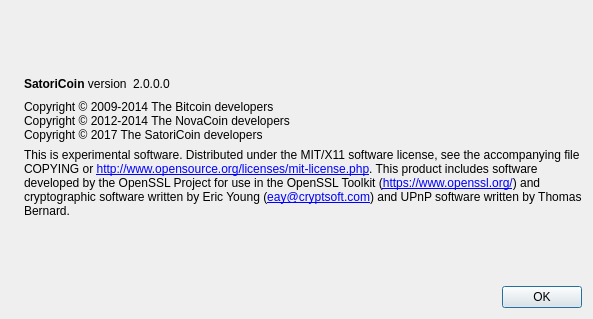
This is src/qt/forms/aboutdialog.ui in MyCryptoCoins/Helium as Qt 5 draws it before an edit. The edited form follows.
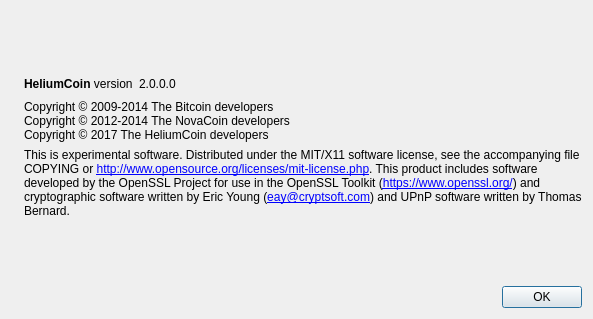
This is the edited form. Icons and pictures are not drawn.

Diff of the .ui file:
```diff
--- a/src/qt/forms/aboutdialog.ui
+++ b/src/qt/forms/aboutdialog.ui
@@ -50,7 +50,7 @@
           <cursorShape>IBeamCursor</cursorShape>
          </property>
          <property name="text">
-          <string>&lt;b&gt;SatoriCoin&lt;/b&gt; version</string>
+          <string>&lt;b&gt;HeliumCoin&lt;/b&gt; version</string>
          </property>
          <property name="textInteractionFlags">
           <set>Qt::LinksAccessibleByMouse|Qt::TextSelectableByKeyboard|Qt::TextSelectableByMouse</set>
@@ -93,7 +93,7 @@
        <property name="text">
         <string>Copyright © 2009-2014 The Bitcoin developers
 Copyright © 2012-2014 The NovaCoin developers
-Copyright © 2017 The SatoriCoin developers</string>
+Copyright © 2017 The HeliumCoin developers</string>
        </property>
        <property name="textInteractionFlags">
         <set>Qt::LinksAccessibleByMouse|Qt::TextSelectableByKeyboard|Qt::TextSelectableByMouse</set>
```
Left out of the diff: 2 changed lines with no effect on the pictures.
